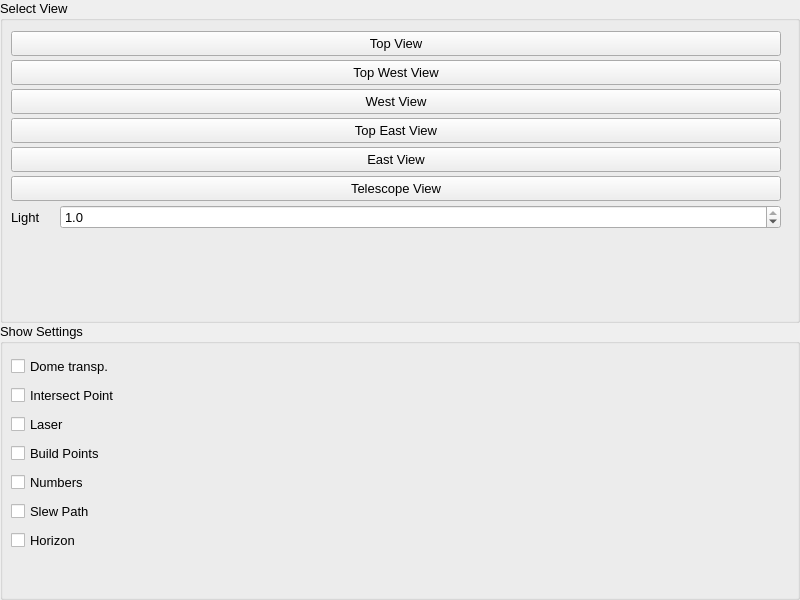
Before: the Qt Designer form mw4/gui/widgets/simulator.ui in mworion/MountWizzard4, drawn with Qt 5.
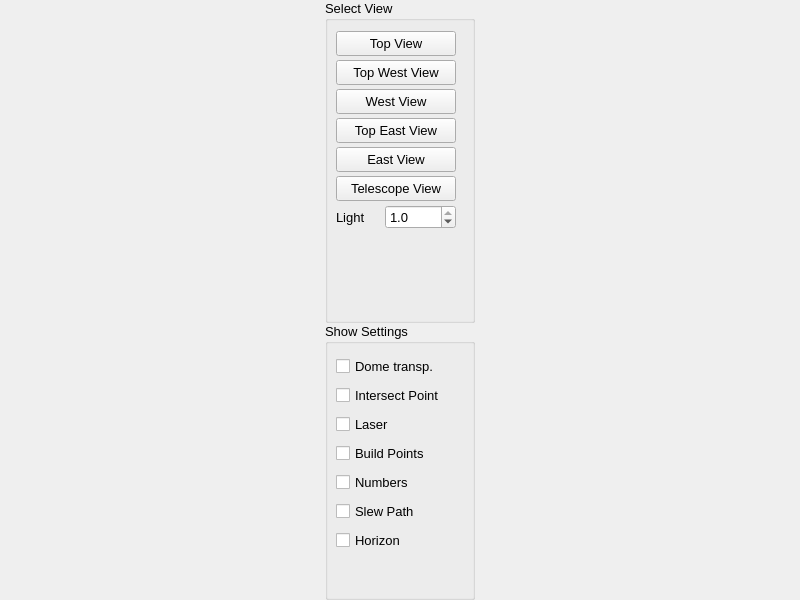
After: the same form once the commit is applied.

Commit message: adopt coloring with picker

```diff
--- a/mw4/gui/widgets/simulator.ui
+++ b/mw4/gui/widgets/simulator.ui
@@ -66,7 +66,7 @@
     <number>0</number>
    </property>
    <item>
-    <layout class="QGridLayout" name="gridLayout" columnstretch="0,1">
+    <layout class="QGridLayout" name="gridLayout" columnstretch="0,0">
      <property name="sizeConstraint">
       <enum>QLayout::SetDefaultConstraint</enum>
      </property>
@@ -280,11 +280,17 @@
      <item row="0" column="0">
       <widget class="QGroupBox" name="groupBox">
        <property name="sizePolicy">
-        <sizepolicy hsizetype="Expanding" vsizetype="Expanding">
+        <sizepolicy hsizetype="Preferred" vsizetype="Expanding">
          <horstretch>0</horstretch>
          <verstretch>1</verstretch>
         </sizepolicy>
        </property>
+       <property name="maximumSize">
+        <size>
+         <width>150</width>
+         <height>16777215</height>
+        </size>
+       </property>
        <property name="toolTip">
         <string>&lt;html&gt;&lt;head/&gt;&lt;body&gt;
 &lt;p&gt;Left mouse button:&lt;br&gt; 
```
Left out of the diff: 20 changed lines with no effect on the pictures. The commit also changes 2 other files.
